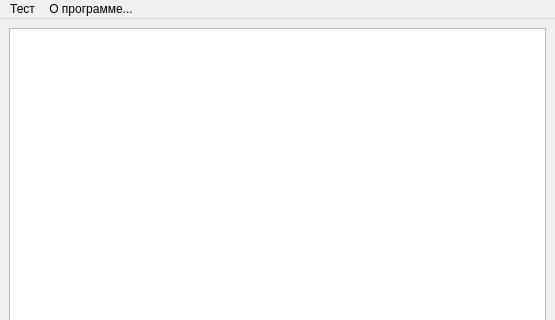
Old version of the form TeacherApp/main_form_teach.ui in the repository Cubgl/Challenge; both pictures show x 0 to 555 and y 0 to 320 of the 555 by 522 pixel window.
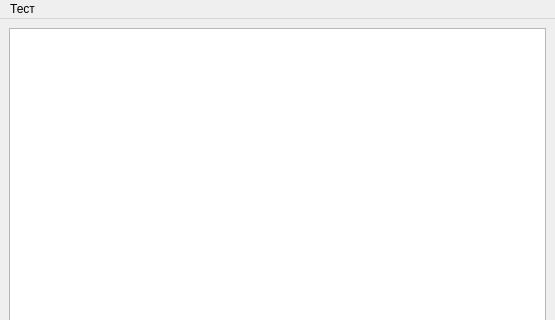
New version of the form.

Patch:
```diff
--- a/TeacherApp/main_form_teach.ui
+++ b/TeacherApp/main_form_teach.ui
@@ -64,13 +64,7 @@
     <addaction name="separator"/>
     <addaction name="quit"/>
    </widget>
-   <widget class="QMenu" name="menu_about">
-    <property name="title">
-     <string>О программе...</string>
-    </property>
-   </widget>
    <addaction name="menu_test"/>
-   <addaction name="menu_about"/>
   </widget>
   <action name="add_test">
    <property name="text">
```
